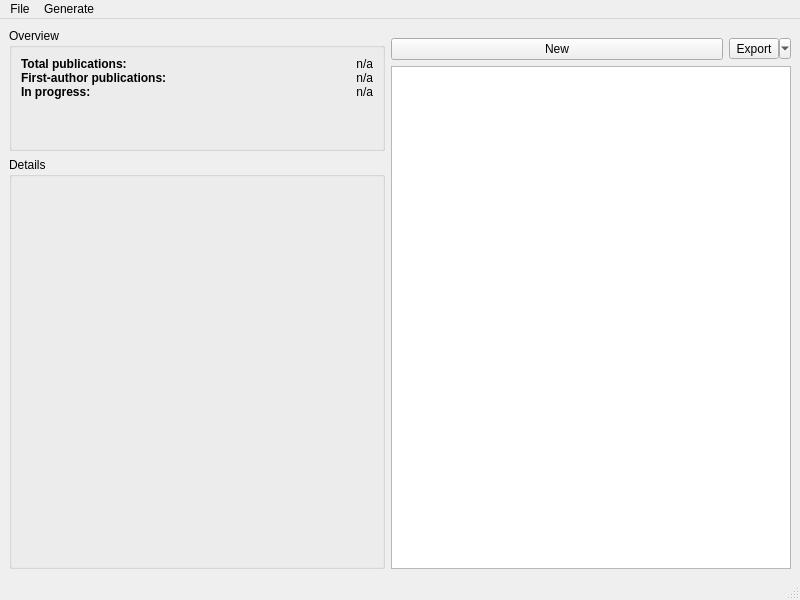
Qt form ui/MainWindow.ui (hoppe93/PublicationManager) before a commit.
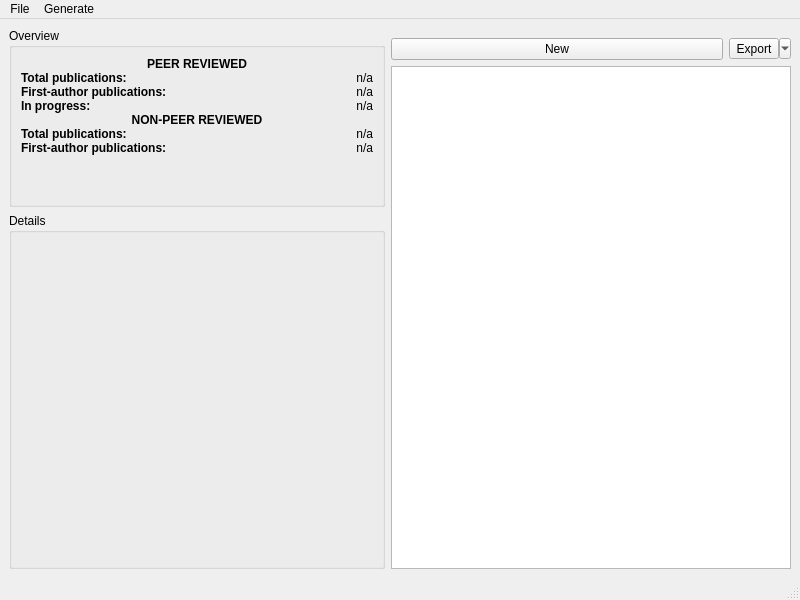
The same form after that commit.

Commit message: Add support for non-peer reviewed articles

The edit to the form file:
```diff
--- a/ui/MainWindow.ui
+++ b/ui/MainWindow.ui
@@ -52,6 +52,22 @@
            <property name="spacing">
             <number>0</number>
            </property>
+           <item>
+            <widget class="QLabel" name="label_2">
+             <property name="font">
+              <font>
+               <weight>75</weight>
+               <bold>true</bold>
+              </font>
+             </property>
+             <property name="text">
+              <string>PEER REVIEWED</string>
+             </property>
+             <property name="alignment">
+              <set>Qt::AlignCenter</set>
+             </property>
+            </widget>
+           </item>
            <item>
             <layout class="QHBoxLayout" name="horizontalLayout_3">
              <item>
@@ -133,6 +149,82 @@
              </item>
             </layout>
            </item>
+           <item>
+            <widget class="QLabel" name="label_4">
+             <property name="font">
+              <font>
+               <weight>75</weight>
+               <bold>true</bold>
+              </font>
+             </property>
+             <property name="text">
+              <string>NON-PEER REVIEWED</string>
+             </property>
+             <property name="alignment">
+              <set>Qt::AlignCenter</set>
+             </property>
+            </widget>
+           </item>
+           <item>
+            <layout class="QHBoxLayout" name="horizontalLayout_6">
+             <property name="topMargin">
+              <number>0</number>
+             </property>
+             <item>
+              <widget class="QLabel" name="label_8">
+               <property name="font">
+                <font>
+                 <weight>75</weight>
+                 <bold>true</bold>
+                </font>
+               </property>
+               <property name="text">
+                <string>Total publications:</string>
+               </property>
+              </widget>
+             </item>
+             <item>
+              <widget class="QLabel" name="lblNRTotalPublications">
+               <property name="text">
+                <string>n/a</string>
+               </property>
+               <property name="alignment">
+                <set>Qt::AlignRight|Qt::AlignTrailing|Qt::AlignVCenter</set>
+               </property>
+              </widget>
+             </item>
+            </layout>
+           </item>
+           <item>
+            <layout class="QHBoxLayout" name="horizontalLayout_7">
+             <property name="topMargin">
+              <number>0</number>
+             </property>
+             <item>
+              <widget class="QLabel" name="label_6">
+               <property name="font">
+                <font>
+                 <weight>75</weight>
+                 <bold>true</bold>
+                </font>
+               </property>
+               <property name="text">
+                <string>First-author publications:</string>
+               </property>
+              </widget>
+             </item>
+             <item>
+              <widget class="QLabel" name="lblNRFirstAuthor">
+               <property name="text">
+                <string>n/a</string>
+               </property>
+               <property name="alignment">
+                <set>Qt::AlignRight|Qt::AlignTrailing|Qt::AlignVCenter</set>
+               </property>
+              </widget>
+             </item>
+            </layout>
+           </item>
            <item>
             <spacer name="verticalSpacer">
              <property name="orientation">
```
The commit also changes 4 other files.
